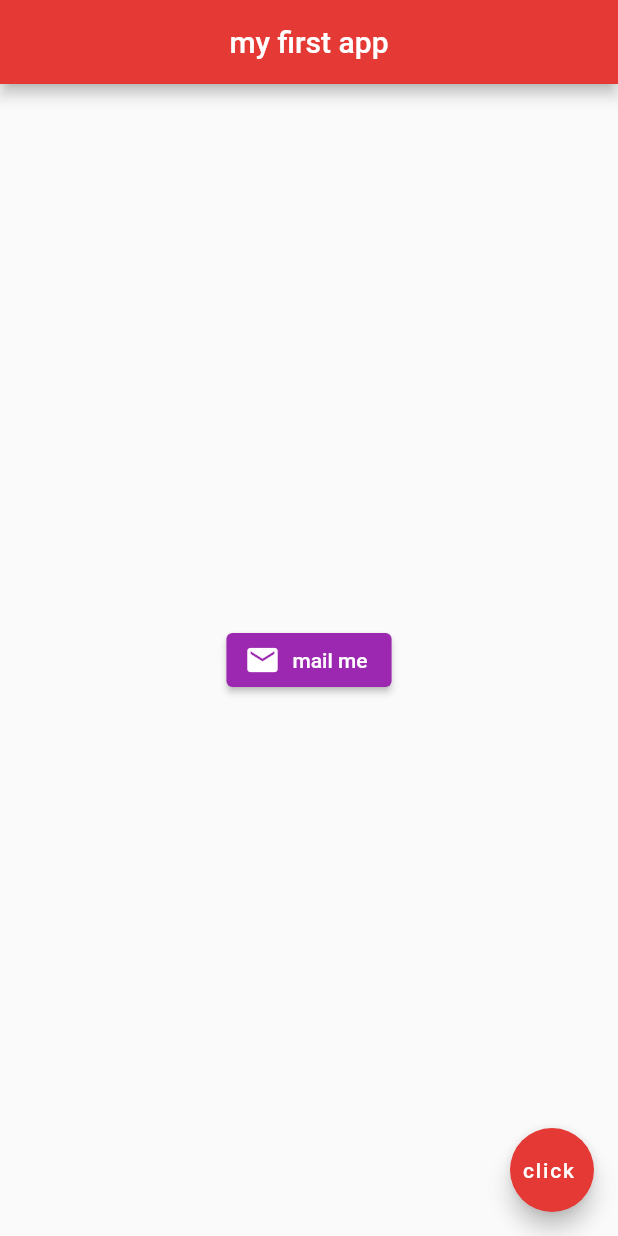
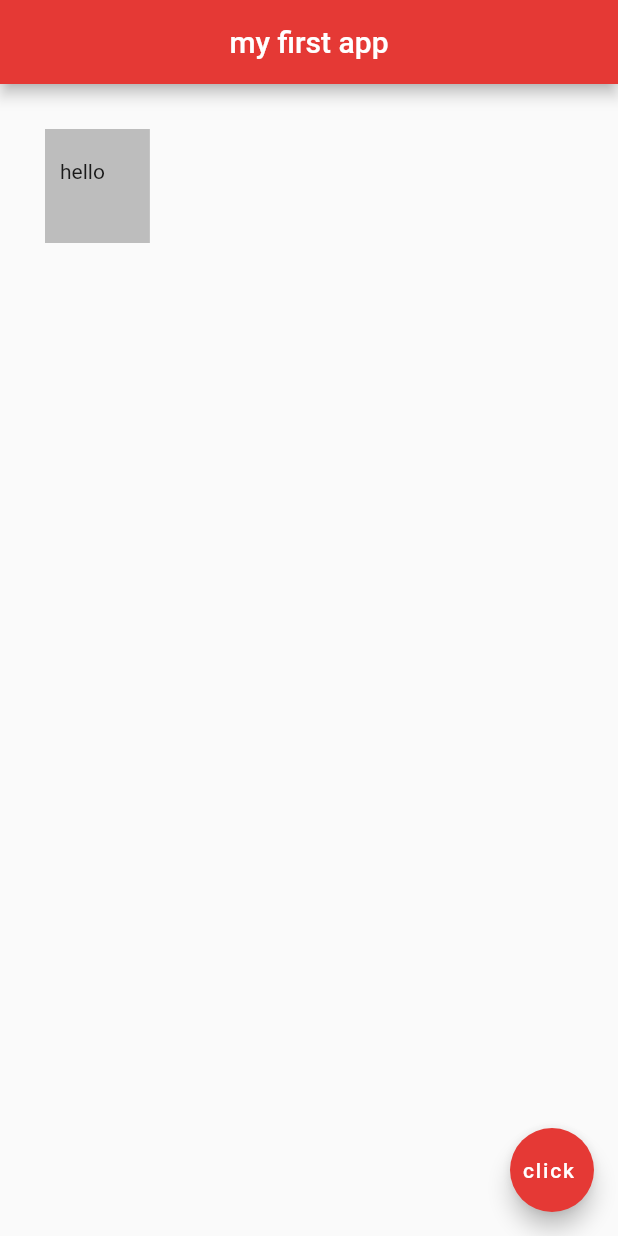
Before and after one commit to daniellekom/Flutter-dart-Practice, a Flutter app: the screen it shows after launch, on a phone screen of 412 x 824 dp. Run offline on Flutter 3.47's test engine with Material 2 defaults, Android fonts, the phone set to English and light mode, and no system bars.

Commit message:
practicing margin and padding

```diff
--- a/lib/main.dart
+++ b/lib/main.dart
@@ -1,4 +1,4 @@
-// ignore_for_file: use_key_in_widget_constructors
+// ignore_for_file: use_key_in_widget_constructors, avoid_print
 
 import 'package:flutter/material.dart';
 
@@ -15,15 +15,11 @@ class Home extends StatelessWidget {
         centerTitle: true,
         backgroundColor: Colors.red[600],
       ),
-      body: Center(
-        child: ElevatedButton.icon(
-          onPressed: () {},
-           icon: const Icon(
-             Icons.mail,
-           ),
-            label: const Text('mail me'),
-            style: ElevatedButton.styleFrom( primary: Colors.purple),
-        ),
+      body: Container(
+        padding: const EdgeInsets.fromLTRB(10.0, 20.0, 30.0, 40.0),
+        margin: const EdgeInsets.all(30.0),
+        color: Colors.grey[400],
+        child:const Text('hello'),
       ),
       floatingActionButton: FloatingActionButton(
         onPressed: () {},
```
